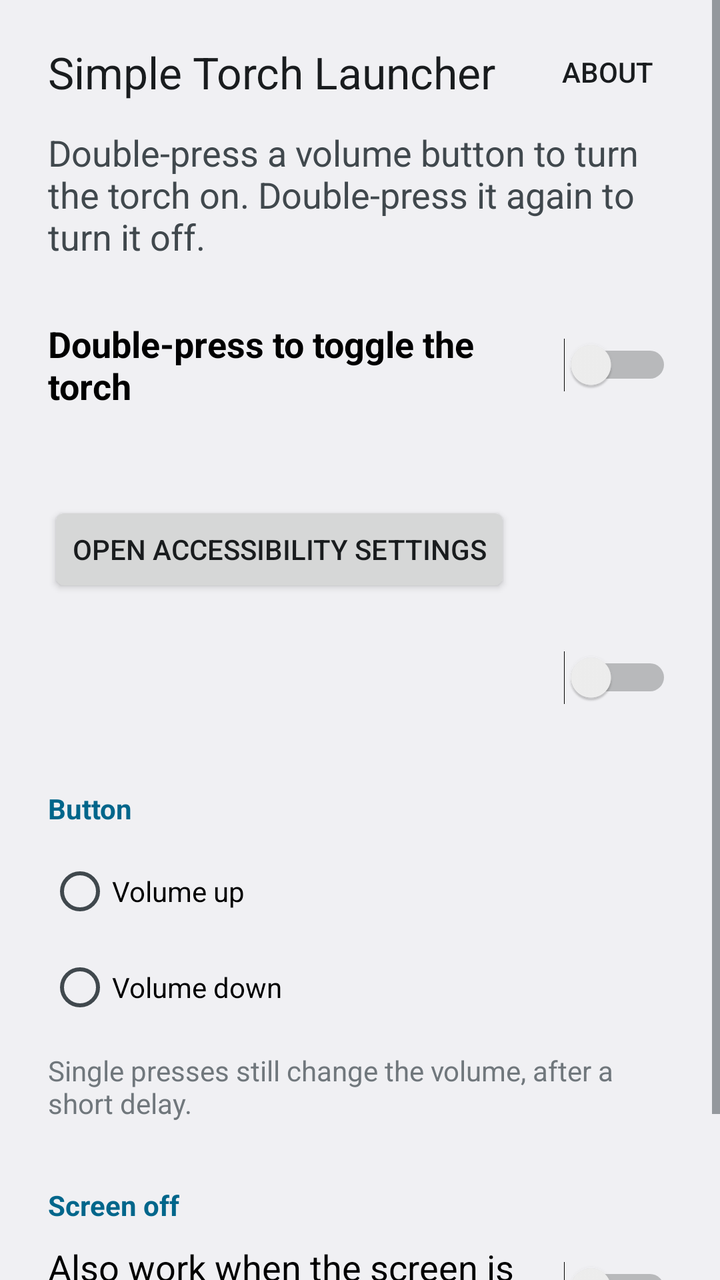
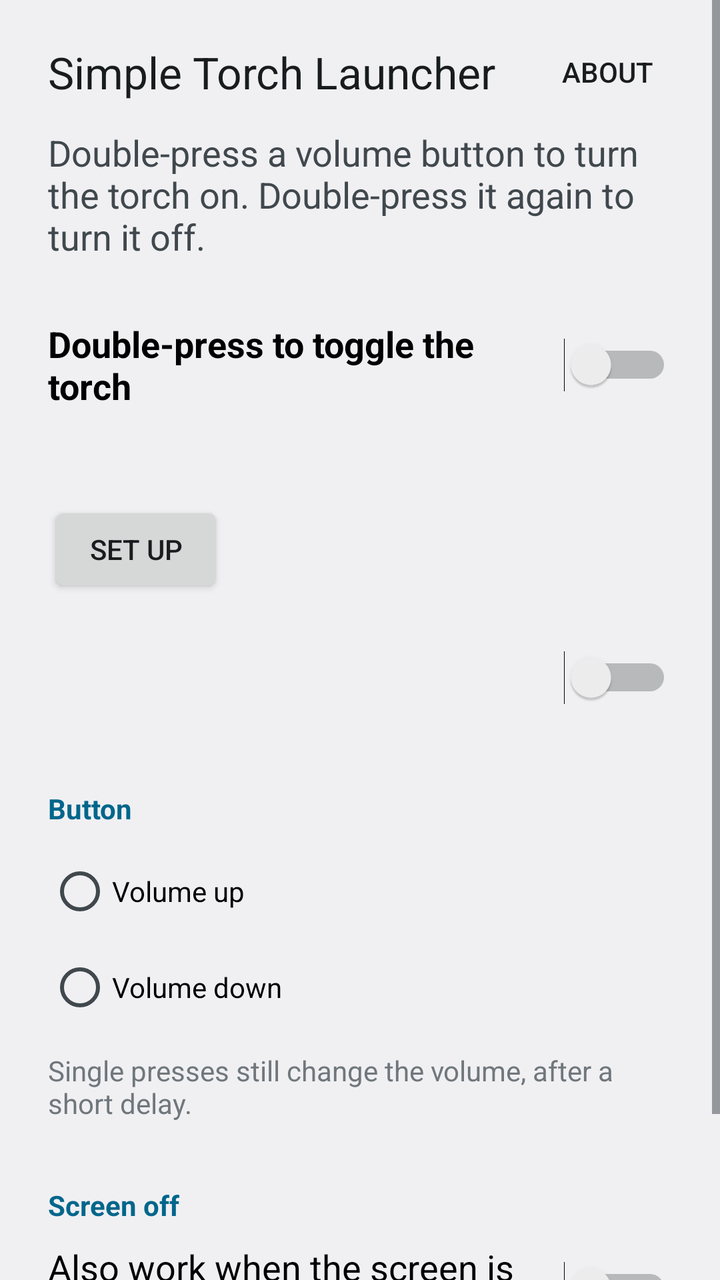

Screens rendered from an Android XML layout before and after an edit, with the pre-edit source and the edit as a unified diff.
<!-- AndroidManifest.xml: application theme AppTheme -->
<!-- res/layout/activity_main.xml -->
<?xml version="1.0" encoding="utf-8"?>
<ScrollView xmlns:android="http://schemas.android.com/apk/res/android"
    android:id="@+id/root"
    android:layout_width="match_parent"
    android:layout_height="match_parent">

    <LinearLayout
        android:layout_width="match_parent"
        android:layout_height="wrap_content"
        android:orientation="vertical"
        android:paddingStart="24dp"
        android:paddingEnd="24dp"
        android:paddingBottom="24dp">

        <LinearLayout
            android:layout_width="match_parent"
            android:layout_height="wrap_content"
            android:layout_marginTop="12dp"
            android:gravity="center_vertical"
            android:orientation="horizontal">

            <TextView
                android:layout_width="0dp"
                android:layout_height="wrap_content"
                android:layout_weight="1"
                android:text="@string/app_name"
                android:textAppearance="?android:attr/textAppearanceLarge" />

            <Button
                android:id="@+id/about"
                style="?android:attr/borderlessButtonStyle"
                android:layout_width="wrap_content"
                android:layout_height="wrap_content"
                android:layout_marginEnd="-12dp"
                android:text="@string/about_title" />
        </LinearLayout>

        <TextView
            android:layout_width="wrap_content"
            android:layout_height="wrap_content"
            android:layout_marginTop="4dp"
            android:text="@string/intro"
            android:textAppearance="?android:attr/textAppearanceMedium" />

        <Switch
            android:id="@+id/enabled"
            android:layout_width="match_parent"
            android:layout_height="wrap_content"
            android:layout_marginTop="24dp"
            android:minHeight="56dp"
            android:text="@string/enabled"
            android:textAppearance="?android:attr/textAppearanceMedium"
            android:textStyle="bold" />

        <TextView
            android:id="@+id/accessibility_status"
            android:layout_width="wrap_content"
            android:layout_height="wrap_content"
            android:layout_marginTop="8dp"
            android:textAppearance="?android:attr/textAppearanceMedium" />

        <Button
            android:id="@+id/open_accessibility_settings"
            android:layout_width="wrap_content"
            android:layout_height="wrap_content"
            android:layout_marginTop="8dp"
            android:text="@string/open_accessibility_settings" />

        <LinearLayout
            android:id="@+id/restricted_help"
            android:layout_width="match_parent"
            android:layout_height="wrap_content"
            android:orientation="vertical"
            android:visibility="gone">

            <TextView
                style="@style/Note"
                android:text="@string/restricted_title"
                android:textStyle="bold" />

            <TextView
                style="@style/Note"
                android:text="@string/restricted_help" />

            <Button
                android:id="@+id/open_app_info"
                android:layout_width="wrap_content"
                android:layout_height="wrap_content"
                android:layout_marginTop="8dp"
                android:text="@string/open_app_info" />
        </LinearLayout>

        <Switch
            android:id="@+id/torch"
            android:layout_width="match_parent"
            android:layout_height="wrap_content"
            android:layout_marginTop="16dp"
            android:minHeight="48dp"
            android:textAppearance="?android:attr/textAppearanceMedium" />

        <TextView
            style="@style/SectionHeader"
            android:text="@string/section_button" />

        <RadioGroup
            android:id="@+id/button"
            android:layout_width="match_parent"
            android:layout_height="wrap_content">

            <RadioButton
                android:id="@+id/volume_up"
                android:layout_width="match_parent"
                android:layout_height="wrap_content"
                android:minHeight="48dp"
                android:text="@string/volume_up" />

            <RadioButton
                android:id="@+id/volume_down"
                android:layout_width="match_parent"
                android:layout_height="wrap_content"
                android:minHeight="48dp"
                android:text="@string/volume_down" />
        </RadioGroup>

        <TextView
            style="@style/Note"
            android:text="@string/button_note" />

        <TextView
            style="@style/SectionHeader"
            android:text="@string/section_screen_off" />

        <Switch
            android:id="@+id/screen_off"
            android:layout_width="match_parent"
            android:layout_height="wrap_content"
            android:minHeight="48dp"
            android:text="@string/screen_off"
            android:textAppearance="?android:attr/textAppearanceMedium" />

        <TextView
            style="@style/Note"
            android:text="@string/screen_off_note" />

    </LinearLayout>
</ScrollView>
<!-- resources referenced by this layout -->
<resources>
  <string name="about_title">About</string>
  <string name="app_name">Simple Torch Launcher</string>
  <string name="button_note">Single presses still change the volume, after a short delay.</string>
  <string name="enabled">Double-press to toggle the torch</string>
  <string name="intro">Double-press a volume button to turn the torch on. Double-press it again to turn it off.</string>
  <string name="open_accessibility_settings">Open accessibility settings</string>
  <string name="open_app_info">Open App info</string>
  <string name="restricted_help">Android blocks this for some apps installed outside an app store. Open App info, tap ⋮ in the top corner and choose “Allow restricted settings”. Then turn Simple Torch Launcher on in the accessibility settings again.</string>
  <string name="restricted_title">Seeing “Restricted setting”?</string>
  <string name="screen_off">Also work when the screen is off</string>
  <string name="screen_off_note">Experimental. Works on many phones but not all, and not while music or other audio is playing.</string>
  <string name="section_button">Button</string>
  <string name="section_screen_off">Screen off</string>
  <string name="volume_down">Volume down</string>
  <string name="volume_up">Volume up</string>
  <style name="Note">
          <item name="android:layout_width">wrap_content</item>
          <item name="android:layout_height">wrap_content</item>
          <item name="android:layout_marginTop">8dp</item>
          <item name="android:textAppearance">?android:attr/textAppearanceSmall</item>
      </style>
  <style name="SectionHeader">
          <item name="android:layout_width">wrap_content</item>
          <item name="android:layout_height">wrap_content</item>
          <item name="android:layout_marginTop">32dp</item>
          <item name="android:layout_marginBottom">8dp</item>
          <item name="android:textAppearance">?android:attr/textAppearanceSmall</item>
          <item name="android:textColor">?android:attr/colorAccent</item>
          <item name="android:textStyle">bold</item>
          <item name="android:accessibilityHeading" tools:targetApi="28">true</item>
      </style>
  <style name="AppTheme" parent="android:Theme.DeviceDefault.Light.NoActionBar">
          
          <item name="android:statusBarColor">?android:attr/colorBackground</item>
          <item name="android:navigationBarColor" tools:targetApi="27">?android:attr/colorBackground</item>
          <item name="android:windowLightStatusBar">true</item>
          <item name="android:windowLightNavigationBar" tools:targetApi="27">true</item>
      </style>
</resources>

<!-- the commit's change to res/layout/activity_main.xml (unified diff, before → after) -->
@@ -60,35 +60,11 @@
             android:textAppearance="?android:attr/textAppearanceMedium" />
 
         <Button
-            android:id="@+id/open_accessibility_settings"
+            android:id="@+id/set_up"
             android:layout_width="wrap_content"
             android:layout_height="wrap_content"
             android:layout_marginTop="8dp"
-            android:text="@string/open_accessibility_settings" />
-
-        <LinearLayout
-            android:id="@+id/restricted_help"
-            android:layout_width="match_parent"
-            android:layout_height="wrap_content"
-            android:orientation="vertical"
-            android:visibility="gone">
-
-            <TextView
-                style="@style/Note"
-                android:text="@string/restricted_title"
-                android:textStyle="bold" />
-
-            <TextView
-                style="@style/Note"
-                android:text="@string/restricted_help" />
-
-            <Button
-                android:id="@+id/open_app_info"
-                android:layout_width="wrap_content"
-                android:layout_height="wrap_content"
-                android:layout_marginTop="8dp"
-                android:text="@string/open_app_info" />
-        </LinearLayout>
+            android:text="@string/set_up" />
 
         <Switch
             android:id="@+id/torch"
<!-- resource entries referenced after the edit -->
@@ -5,14 +5,11 @@
   <string name="button_note">Single presses still change the volume, after a short delay.</string>
   <string name="enabled">Double-press to toggle the torch</string>
   <string name="intro">Double-press a volume button to turn the torch on. Double-press it again to turn it off.</string>
-  <string name="open_accessibility_settings">Open accessibility settings</string>
-  <string name="open_app_info">Open App info</string>
-  <string name="restricted_help">Android blocks this for some apps installed outside an app store. Open App info, tap ⋮ in the top corner and choose “Allow restricted settings”. Then turn Simple Torch Launcher on in the accessibility settings again.</string>
-  <string name="restricted_title">Seeing “Restricted setting”?</string>
   <string name="screen_off">Also work when the screen is off</string>
   <string name="screen_off_note">Experimental. Works on many phones but not all, and not while music or other audio is playing.</string>
   <string name="section_button">Button</string>
   <string name="section_screen_off">Screen off</string>
+  <string name="set_up">Set up</string>
   <string name="volume_down">Volume down</string>
   <string name="volume_up">Volume up</string>
   <style name="Note">
